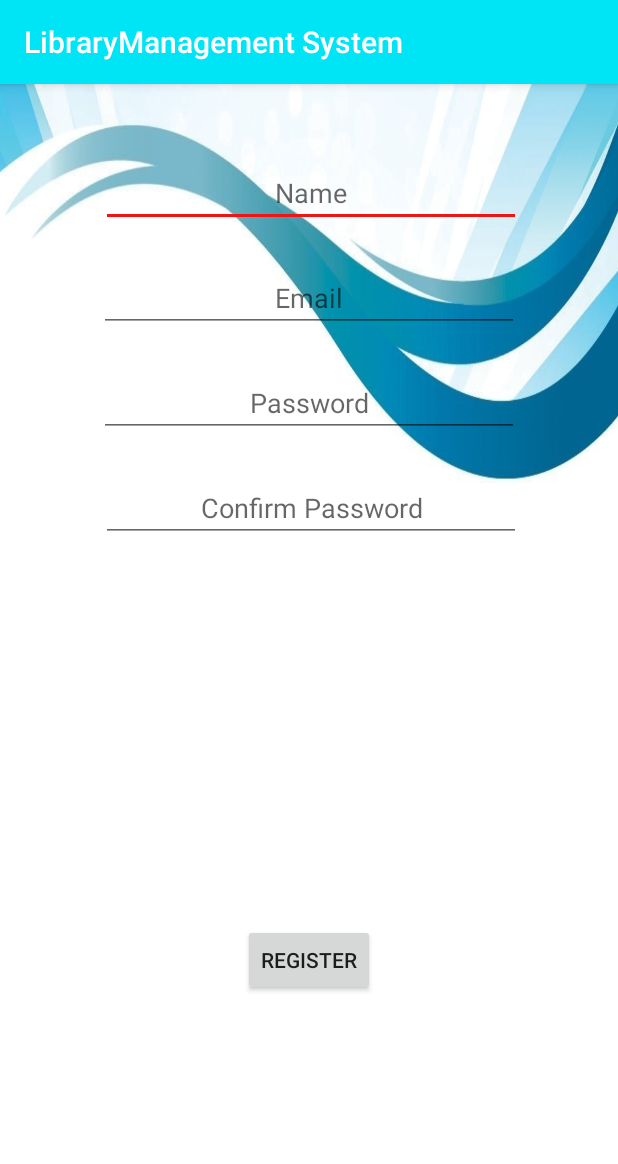
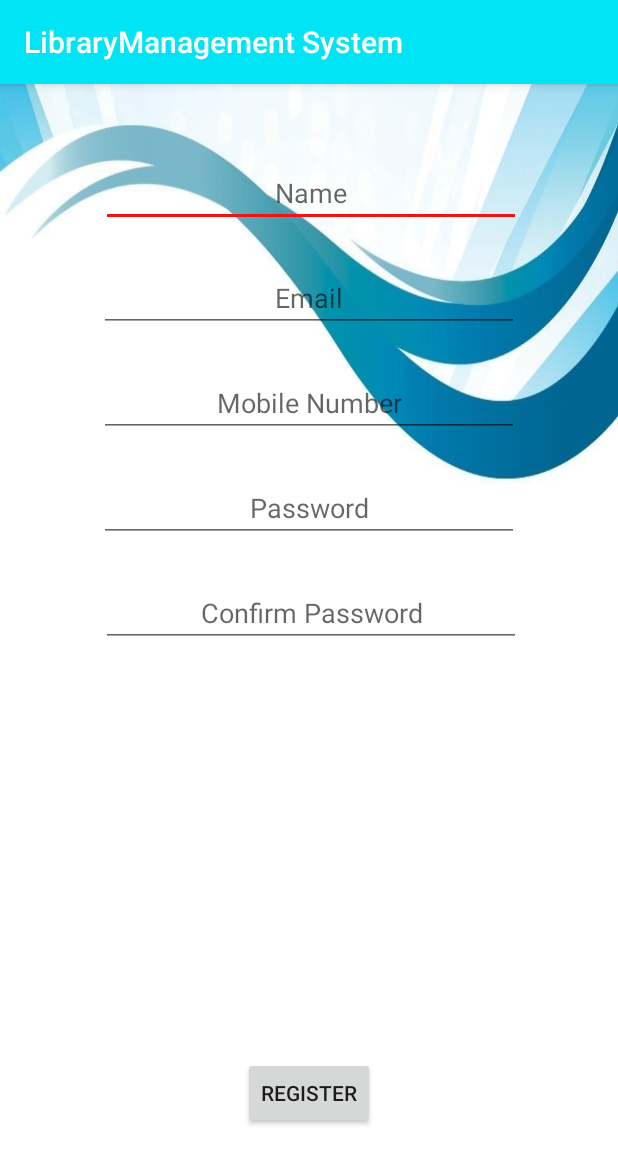
Before and after one commit to AshuSrv/Library-Management-System, an Android app: the SignUpPage screen opened directly, with no data from a screen before it, on a phone screen of 412 x 824 dp. Shown: the top 1164 px of the screen. Run offline under Robolectric (Android 15) with nearby library versions, the phone set to English and light mode, and no system bars; our stand-ins replace Firebase (no records; nobody signed in at launch, a user with empty details on screens opened directly).

Commit message:
8th Commit

```diff
--- a/app/src/main/java/com/example/ashutoshshrivastava/librarymanagementsystem/SignUpPage.java
+++ b/app/src/main/java/com/example/ashutoshshrivastava/librarymanagementsystem/SignUpPage.java
@@ -17,12 +17,16 @@ import com.google.firebase.auth.AuthResult;
 import com.google.firebase.auth.FirebaseAuth;
 import com.google.firebase.auth.FirebaseAuthException;
 import com.google.firebase.auth.FirebaseUser;
+import com.google.firebase.database.DatabaseReference;
+import com.google.firebase.database.FirebaseDatabase;
 
 public class SignUpPage extends AppCompatActivity {
 
-    EditText regName,regEmail,regPass,confPass;
+    EditText regName,regEmail,regPass,confPass,mobnumber;
     Button register;
     private FirebaseAuth firebaseAuth;
+
+    DatabaseReference databaseBooks;
     @Override
     protected void onCreate(Bundle savedInstanceState) {
         super.onCreate(savedInstanceState);
@@ -33,6 +37,10 @@ public class SignUpPage extends AppCompatActivity {
         regPass=findViewById(R.id.regPass);
         confPass=findViewById(R.id.confirm_pass);
         register=findViewById(R.id.register);
+        mobnumber=findViewById(R.id.MobNumber);
+
+        databaseBooks=FirebaseDatabase.getInstance().getReference("Users");
+        databaseBooks.keepSynced(true);
 
         firebaseAuth = FirebaseAuth.getInstance();
 
@@ -44,16 +52,23 @@ public class SignUpPage extends AppCompatActivity {
                  String  emailText =CapemailText.toLowerCase();
                 String passwordText = regPass.getText().toString().trim();
                 String retypedPassText = confPass.getText().toString().trim();
+                String mobnumberText = mobnumber.getText().toString().trim();
 
+                if (passwordText.equals(retypedPassText)&&name.compareTo("")!=0&&emailText.compareTo("")!=0&&mobnumberText.compareTo("")!=0) {
+                    performSignup(emailText, passwordText);
 
-                if (passwordText.equals(retypedPassText)) {
-                    performSignup(emailText, passwordText);
+                    String id=databaseBooks.push().getKey();
+                    UsersClass usersClass=new
+                            UsersClass(name,emailText,mobnumberText);
+                    databaseBooks.child(id).setValue(usersClass);
+
+                    Toast.makeText(SignUpPage.this,"User Added",Toast.LENGTH_SHORT).show();
 
                     Intent intent=new Intent(SignUpPage.this,LoginPage.class);
                     intent.putExtra("name",name);
                     startActivity(intent);
                 } else {
-                    showError("Please enter same password");
+                    showError("Please enter same password and enter all the fields");
                 }
             }
         });
--- a/app/src/main/res/layout/activity_sign_up_page.xml
+++ b/app/src/main/res/layout/activity_sign_up_page.xml
@@ -28,13 +28,25 @@
         android:hint="Email"
         android:textAlignment="center" />
 
+
+    <EditText
+        android:id="@+id/MobNumber"
+        android:layout_width="280dp"
+        android:layout_height="45dp"
+        android:layout_alignParentTop="true"
+        android:inputType="number"
+        android:layout_centerHorizontal="true"
+        android:layout_marginTop="190dp"
+        android:hint="Mobile Number"
+        android:textAlignment="center" />
+
     <EditText
         android:id="@+id/regPass"
         android:layout_width="280dp"
         android:layout_height="45dp"
         android:layout_alignParentTop="true"
         android:layout_centerHorizontal="true"
-        android:layout_marginTop="190dp"
+        android:layout_marginTop="260dp"
         android:hint="Password"
         android:inputType="textPassword"
         android:textAlignment="center" />
@@ -46,7 +58,7 @@
         android:layout_alignStart="@+id/regName"
         android:layout_alignParentTop="true"
         android:layout_marginStart="0dp"
-        android:layout_marginTop="260dp"
+        android:layout_marginTop="330dp"
         android:hint="Confirm Password"
         android:inputType="textPassword"
         android:textAlignment="center" />
@@ -57,7 +69,7 @@
         android:layout_height="wrap_content"
         android:layout_alignParentBottom="true"
         android:layout_centerHorizontal="true"
-        android:layout_marginBottom="160dp"
+        android:layout_marginBottom="71dp"
         android:text="register" />
 
 </RelativeLayout>
```
Also changed, not shown: app/src/main/java/com/example/ashutoshshrivastava/librarymanagementsystem/ArtistList.java (added, +37 -0 lines), app/src/main/java/com/example/ashutoshshrivastava/librarymanagementsystem/RegisterdPeopleSection.java (+58 -1 lines), app/src/main/java/com/example/ashutoshshrivastava/librarymanagementsystem/UsersClass.java (added, +30 -0 lines), app/src/main/res/layout/activity_registerd_people_section.xml (+10 -2 lines), app/src/main/res/layout/list_layout.xml (added, +22 -0 lines).
